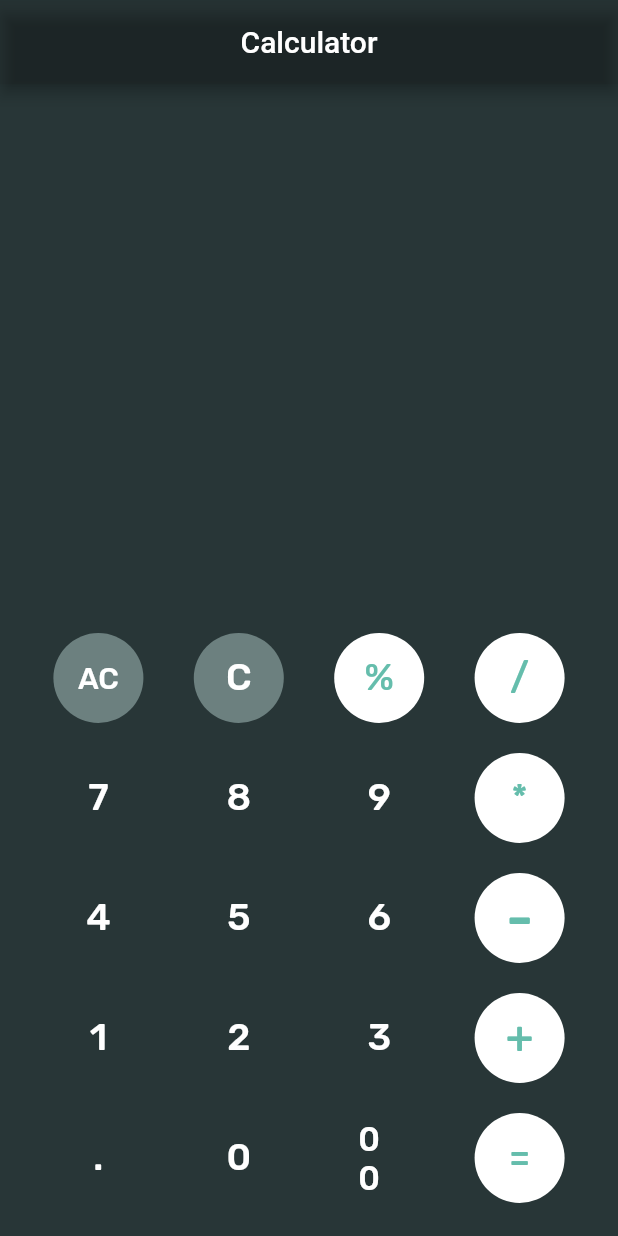
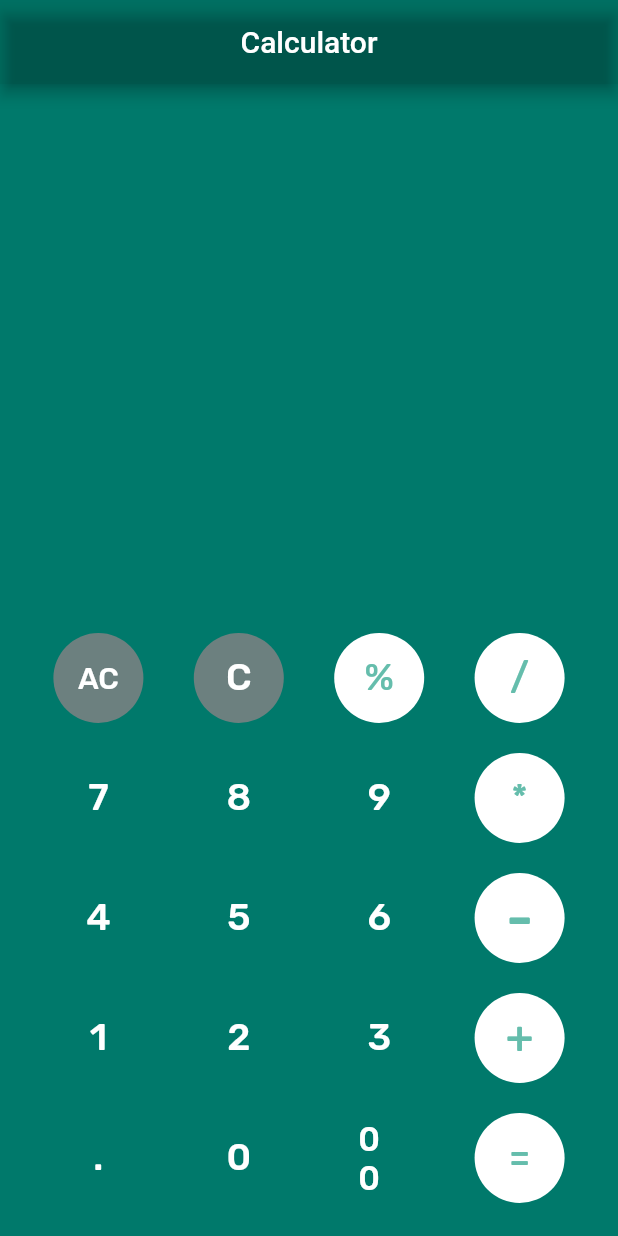
Before and after one commit to aravind-b-dev/flutter-calculator, a Flutter app: the screen it shows after launch, on a phone screen of 412 x 824 dp. Run offline on Flutter 3.47's test engine with Material 2 defaults, Android fonts, the phone set to English and light mode, and no system bars; our stand-ins replace google_fonts, math_expressions.

Commit message:
landscape mode added

```diff
--- a/lib/main.dart
+++ b/lib/main.dart
@@ -57,8 +57,11 @@ class MyAppState extends State<MyApp> {
           title: Text("Calculator"),
           centerTitle: true,
         ),
-        backgroundColor: Color(0xFF283637),
-        body: Container(
+        backgroundColor: Colors.teal.shade700,
+        body: Align(
+          alignment: Alignment.bottomCenter,
+          child: SingleChildScrollView(
+            child: Container(
               padding: EdgeInsets.all(12),
               child: Column(
                 mainAxisAlignment: MainAxisAlignment.end,
@@ -222,6 +225,8 @@ class MyAppState extends State<MyApp> {
               ),
             ),
           ),
+        ),
+      ),
     );
   }
 }
```
Lines whose indentation alone changed are shown as unchanged.
